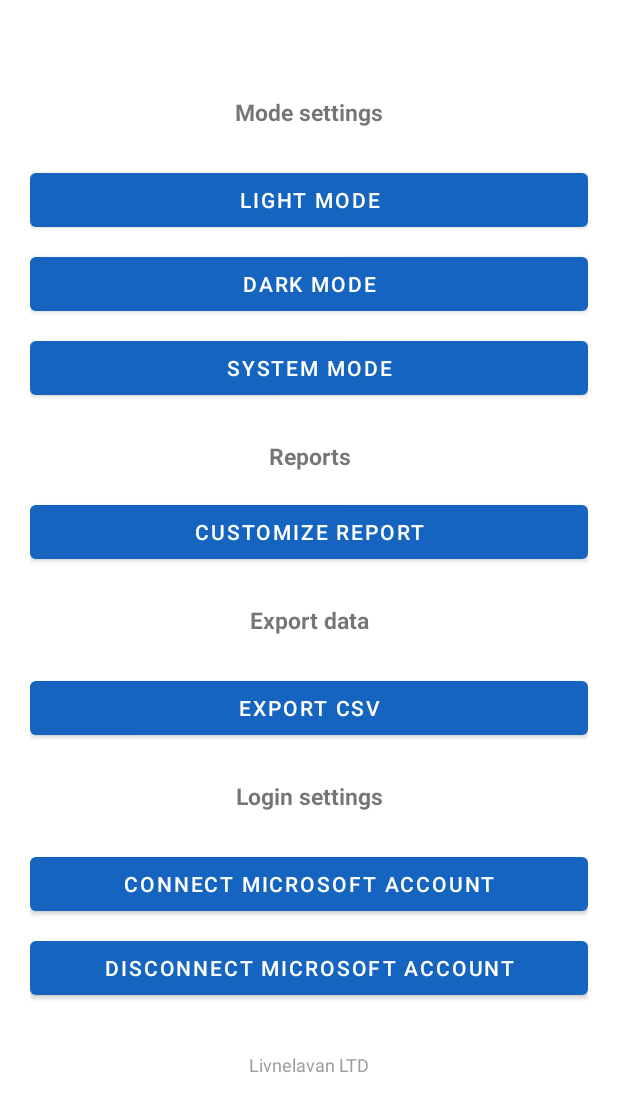
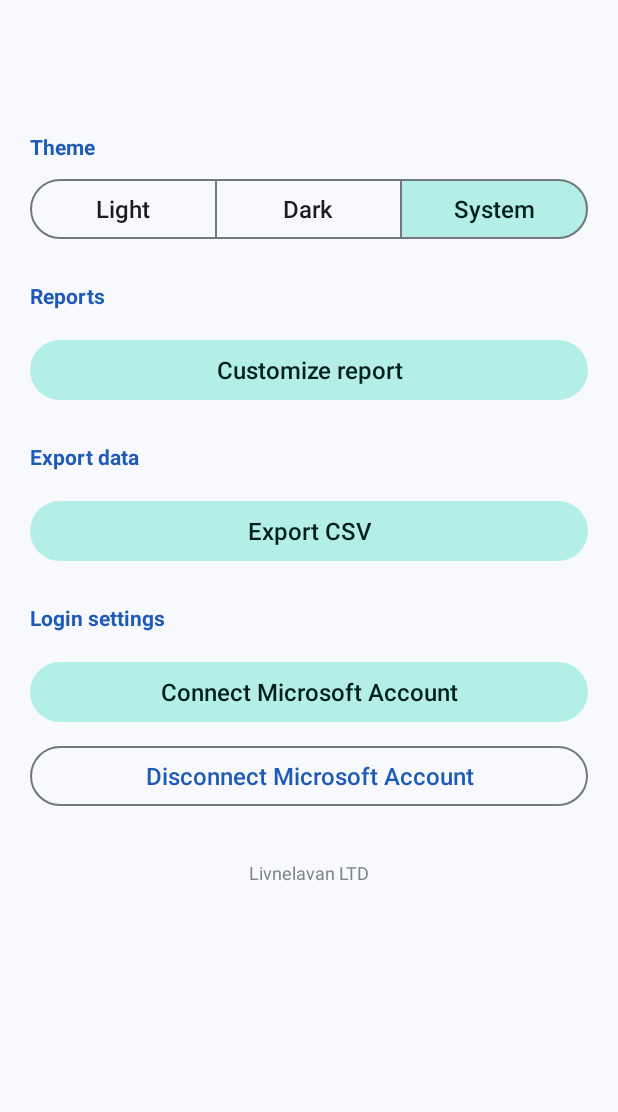
Before and after one commit to boaz-arch/ClientReceiptTracker, an Android app: the SettingsActivity screen opened directly, with no data from a screen before it, on a phone screen of 412 x 824 dp. Shown: the top 1112 px of the screen. Run offline under Robolectric (Android 15) with nearby library versions, the phone set to English and light mode, and no system bars.

Commit message:
style: consistent Material 3 light and dark themes
- One Material 3 theme for both modes with a matching light/dark palette
  (blue primary, teal accent); the old dark theme used a different parent
  and colours than the light one.
- Cards, search fields, secondary text and status colours come from the
  palette; the signature pad stays white like paper in both modes.
- Transparent system bars with icons that follow the mode.
- Settings: segmented Light / Dark / System selector showing the active
  theme, start-aligned section headings, tonal and outlined buttons.
- Sentence-case home buttons.

Co-Authored-By: Claude Opus 5.5 <noreply@anthropic.com>

```diff
--- a/app/src/main/java/com/company/supportvisit/SettingsActivity.kt
+++ b/app/src/main/java/com/company/supportvisit/SettingsActivity.kt
@@ -34,9 +34,17 @@ class SettingsActivity : AppCompatActivity() {
         setContentView(binding.root)
         binding.root.applySystemBarInsets()
 
-        binding.btnLightMode.setOnClickListener { applyThemeMode(AppCompatDelegate.MODE_NIGHT_NO) }
-        binding.btnDarkMode.setOnClickListener { applyThemeMode(AppCompatDelegate.MODE_NIGHT_YES) }
-        binding.btnSystemMode.setOnClickListener { applyThemeMode(AppCompatDelegate.MODE_NIGHT_FOLLOW_SYSTEM) }
+        val modes = mapOf(
+            R.id.btnLightMode to AppCompatDelegate.MODE_NIGHT_NO,
+            R.id.btnDarkMode to AppCompatDelegate.MODE_NIGHT_YES,
+            R.id.btnSystemMode to AppCompatDelegate.MODE_NIGHT_FOLLOW_SYSTEM
+        )
+        val current = ThemeManager.savedMode(this)
+        modes.entries.firstOrNull { it.value == current }?.let { binding.themeToggle.check(it.key) }
+        binding.themeToggle.addOnButtonCheckedListener { _, id, checked ->
+            val mode = modes[id]
+            if (checked && mode != null && mode != ThemeManager.savedMode(this)) applyThemeMode(mode)
+        }
 
         binding.btnCustomizeReport.setOnClickListener {
             startActivity(Intent(this, ReportSettingsActivity::class.java))
--- /dev/null
+++ b/app/src/main/res/drawable/bg_card.xml
@@ -0,0 +1,6 @@
+<?xml version="1.0" encoding="utf-8"?>
+<shape xmlns:android="http://schemas.android.com/apk/res/android" android:shape="rectangle">
+    <solid android:color="@color/card_surface" />
+    <stroke android:width="1dp" android:color="@color/md_outline_variant" />
+    <corners android:radius="20dp" />
+</shape>
--- /dev/null
+++ b/app/src/main/res/drawable/bg_search_field.xml
@@ -0,0 +1,5 @@
+<?xml version="1.0" encoding="utf-8"?>
+<shape xmlns:android="http://schemas.android.com/apk/res/android" android:shape="rectangle">
+    <solid android:color="@color/search_field" />
+    <corners android:radius="14dp" />
+</shape>
--- a/app/src/main/res/layout/activity_clients.xml
+++ b/app/src/main/res/layout/activity_clients.xml
@@ -20,7 +20,7 @@
         android:layout_width="match_parent"
         android:layout_height="wrap_content"
         android:layout_marginTop="16dp"
-        android:background="@color/dashboard_card"
+        android:background="@drawable/bg_search_field"
         android:hint="@string/search_clients_hint"
         android:importantForAutofill="no"
         android:inputType="text"
--- a/app/src/main/res/layout/activity_main.xml
+++ b/app/src/main/res/layout/activity_main.xml
@@ -28,8 +28,7 @@
             android:layout_width="match_parent"
             android:layout_height="wrap_content"
             android:layout_marginTop="20dp"
-            android:background="@color/dashboard_card"
-            android:elevation="4dp"
+            android:background="@drawable/bg_card"
             android:orientation="vertical"
             android:paddingStart="20dp"
             android:paddingEnd="20dp"
--- a/app/src/main/res/layout/activity_past_visits.xml
+++ b/app/src/main/res/layout/activity_past_visits.xml
@@ -22,7 +22,7 @@
         android:layout_width="match_parent"
         android:layout_height="wrap_content"
         android:layout_marginTop="16dp"
-        android:background="@color/dashboard_card"
+        android:background="@drawable/bg_search_field"
         android:hint="@string/search_hint"
         android:importantForAutofill="no"
         android:inputType="text"
--- a/app/src/main/res/layout/activity_settings.xml
+++ b/app/src/main/res/layout/activity_settings.xml
@@ -2,6 +2,7 @@
 
 <ScrollView
     xmlns:android="http://schemas.android.com/apk/res/android"
+    xmlns:app="http://schemas.android.com/apk/res-auto"
     android:layout_width="match_parent"
     android:layout_height="match_parent">
 
@@ -15,81 +16,74 @@
         android:paddingBottom="40dp">
 
         <TextView
+            style="@style/SettingsSectionHeader"
+            android:text="@string/mode_settings" />
+
+        <!-- Segmented selector: the active theme is shown as selected. -->
+        <com.google.android.material.button.MaterialButtonToggleGroup
+            android:id="@+id/themeToggle"
             android:layout_width="match_parent"
             android:layout_height="wrap_content"
-            android:gravity="center"
-            android:text="@string/mode_settings"
-            android:textSize="15sp"
-            android:textStyle="bold"
-            android:layout_marginBottom="16dp"/>
+            app:selectionRequired="true"
+            app:singleSelection="true">
 
             <Button
                 android:id="@+id/btnLightMode"
-            android:layout_width="match_parent"
+                style="@style/Widget.Material3.Button.OutlinedButton"
+                android:layout_width="0dp"
                 android:layout_height="wrap_content"
-            android:layout_marginTop="8dp"
-            android:text="@string/light_mode"/>
+                android:layout_weight="1"
+                android:text="@string/light_mode" />
 
             <Button
                 android:id="@+id/btnDarkMode"
-            android:layout_width="match_parent"
+                style="@style/Widget.Material3.Button.OutlinedButton"
+                android:layout_width="0dp"
                 android:layout_height="wrap_content"
-            android:layout_marginTop="8dp"
-            android:text="@string/dark_mode"/>
+                android:layout_weight="1"
+                android:text="@string/dark_mode" />
 
             <Button
                 android:id="@+id/btnSystemMode"
-            android:layout_width="match_parent"
+                style="@style/Widget.Material3.Button.OutlinedButton"
+                android:layout_width="0dp"
                 android:layout_height="wrap_content"
-            android:layout_marginTop="8dp"
-            android:text="@string/system_mode"/>
+                android:layout_weight="1"
+                android:text="@string/system_mode" />
+
+        </com.google.android.material.button.MaterialButtonToggleGroup>
 
         <TextView
-            android:layout_width="match_parent"
-            android:layout_height="wrap_content"
-            android:gravity="center"
-            android:text="@string/report_settings"
-            android:textSize="15sp"
-            android:textStyle="bold"
-            android:layout_marginTop="24dp"
-            android:layout_marginBottom="8dp"/>
+            style="@style/SettingsSectionHeader"
+            android:text="@string/report_settings" />
 
         <Button
             android:id="@+id/btnCustomizeReport"
+            style="@style/Widget.Material3.Button.TonalButton"
             android:layout_width="match_parent"
             android:layout_height="wrap_content"
             android:layout_marginTop="8dp"
             android:text="@string/customize_report" />
 
         <TextView
-            android:layout_width="match_parent"
-            android:layout_height="wrap_content"
-            android:gravity="center"
-            android:text="@string/export_data"
-            android:textSize="15sp"
-            android:textStyle="bold"
-            android:layout_marginTop="24dp"
-            android:layout_marginBottom="16dp"/>
+            style="@style/SettingsSectionHeader"
+            android:text="@string/export_data" />
 
         <Button
             android:id="@+id/btnExportCsv"
+            style="@style/Widget.Material3.Button.TonalButton"
             android:layout_width="match_parent"
             android:layout_height="wrap_content"
             android:layout_marginTop="8dp"
             android:text="@string/export_csv" />
 
         <TextView
-            android:layout_width="match_parent"
-            android:layout_height="wrap_content"
-            android:gravity="center"
-            android:text="@string/login_settings"
-            android:textSize="15sp"
-            android:textStyle="bold"
-            android:layout_marginTop="24dp"
-            android:layout_marginBottom="16dp"/>
+            style="@style/SettingsSectionHeader"
+            android:text="@string/login_settings" />
 
         <Button
             android:id="@+id/btnConnectMicrosoft"
+            style="@style/Widget.Material3.Button.TonalButton"
             android:layout_width="match_parent"
             android:layout_height="wrap_content"
             android:layout_marginTop="8dp"
@@ -97,6 +91,7 @@
 
         <Button
             android:id="@+id/btnDisconnectMicrosoft"
+            style="@style/Widget.Material3.Button.OutlinedButton"
             android:layout_width="match_parent"
             android:layout_height="wrap_content"
             android:layout_marginTop="8dp"
--- a/app/src/main/res/layout/activity_visit_details.xml
+++ b/app/src/main/res/layout/activity_visit_details.xml
@@ -108,7 +108,7 @@
 
         <Button
             android:id="@+id/btnRetry"
-            style="@style/Widget.MaterialComponents.Button.OutlinedButton"
+            style="@style/Widget.Material3.Button.OutlinedButton"
             android:layout_width="match_parent"
             android:layout_height="wrap_content"
             android:layout_marginTop="16dp"
--- a/app/src/main/res/layout/item_client.xml
+++ b/app/src/main/res/layout/item_client.xml
@@ -7,7 +7,7 @@
     android:clickable="true"
     android:focusable="true"
     app:cardCornerRadius="12dp"
-    app:cardElevation="2dp">
+    app:cardElevation="0dp">
 
     <LinearLayout
         android:layout_width="match_parent"
--- a/app/src/main/res/layout/item_link_button.xml
+++ b/app/src/main/res/layout/item_link_button.xml
@@ -1,6 +1,6 @@
 <?xml version="1.0" encoding="utf-8"?>
 <Button xmlns:android="http://schemas.android.com/apk/res/android"
-    style="@style/Widget.MaterialComponents.Button.TextButton"
+    style="@style/Widget.Material3.Button.TextButton"
     android:layout_width="wrap_content"
     android:layout_height="wrap_content"
     android:layout_gravity="start" />
--- /dev/null
+++ b/app/src/main/res/values-night/bools.xml
@@ -0,0 +1,3 @@
+<resources>
+    <bool name="light_system_bars">false</bool>
+</resources>
--- a/app/src/main/res/values-night/colors.xml
+++ b/app/src/main/res/values-night/colors.xml
@@ -1,22 +1,40 @@
 <resources>
-    <color name="primary">#1565C0</color>
-    <color name="primary_dark">#0D47A1</color>
+    <!-- Material 3 palette, dark. -->
+    <color name="md_primary">#ADC6FF</color>
+    <color name="md_on_primary">#002E69</color>
+    <color name="md_primary_container">#004494</color>
+    <color name="md_on_primary_container">#D8E2FF</color>
+    <color name="md_secondary">#5FDBCA</color>
+    <color name="md_on_secondary">#003731</color>
+    <color name="md_secondary_container">#005048</color>
+    <color name="md_on_secondary_container">#7DF8E6</color>
+    <color name="md_tertiary">#F7BD48</color>
+    <color name="md_on_tertiary">#402D00</color>
+    <color name="md_error">#FFB4AB</color>
+    <color name="md_on_error">#690005</color>
+    <color name="md_background">#111318</color>
+    <color name="md_on_background">#E2E2E9</color>
+    <color name="md_surface">#111318</color>
+    <color name="md_on_surface">#E2E2E9</color>
+    <color name="md_surface_variant">#44474F</color>
+    <color name="md_on_surface_variant">#C4C6D0</color>
+    <color name="md_outline">#8E9099</color>
+    <color name="md_outline_variant">#44474F</color>
+    <color name="md_surface_container_lowest">#0C0E13</color>
+    <color name="md_surface_container_low">#1A1C21</color>
+    <color name="md_surface_container">#1E2025</color>
+    <color name="md_surface_container_high">#282A2F</color>
+    <color name="md_surface_container_highest">#33353A</color>
+
+    <color name="card_surface">@color/md_surface_container</color>
+    <color name="search_field">@color/md_surface_container_high</color>
+    <color name="text_secondary">@color/md_on_surface_variant</color>
+    <color name="text_muted">#8E9099</color>
     <color name="white">#FFFFFF</color>
 
-    <color name="signature_bg">#F5F5F5</color>
-    <color name="signature_border">#BDBDBD</color>
+    <color name="signature_bg">#FFFFFF</color>
 
-    <color name="dashboard_card">#1E1E1E</color>
-    <color name="past_visit_search">#1E1E1E</color>
-
-
-    <color name="text_secondary">#757575</color>
-    <color name="text_muted">#9E9E9E</color>
-    <color name="text_body">#424242</color>
-
-    <color name="requirement_met">#2E7D32</color>
-
-    <color name="status_pending">#EF6C00</color>
-    <color name="status_done">#388E3C</color>
-    <color name="status_failed">#E53935</color>
+    <color name="status_pending">#D97706</color>
+    <color name="status_done">#2E9E52</color>
+    <color name="status_failed">#DC362E</color>
 </resources>
--- a/app/src/main/res/values-night/themes.xml
+++ /dev/null
@@ -1,17 +0,0 @@
-<resources xmlns:tools="http://schemas.android.com/tools">
-
-    <style
-        name="Theme.SupportVisit"
-        parent="Theme.Material3.DayNight.NoActionBar">
-
-        <item name="colorPrimary">#00BFA5</item>
-
-        <item name="colorSecondary">#4DD0E1</item>
-
-        <item name="android:statusBarColor">#121212</item>
-
-        <item name="android:navigationBarColor">#121212</item>
-
-    </style>
-
-</resources>
--- /dev/null
+++ b/app/src/main/res/values/bools.xml
@@ -0,0 +1,3 @@
+<resources>
+    <bool name="light_system_bars">true</bool>
+</resources>
--- a/app/src/main/res/values/colors.xml
+++ b/app/src/main/res/values/colors.xml
@@ -1,22 +1,42 @@
 <resources>
-    <color name="primary">#1565C0</color>
-    <color name="primary_dark">#0D47A1</color>
+    <!-- Material 3 palette, light. Dark values are in values-night/colors.xml. -->
+    <color name="md_primary">#1E5BB8</color>
+    <color name="md_on_primary">#FFFFFF</color>
+    <color name="md_primary_container">#D8E2FF</color>
+    <color name="md_on_primary_container">#001A41</color>
+    <color name="md_secondary">#00796B</color>
+    <color name="md_on_secondary">#FFFFFF</color>
+    <color name="md_secondary_container">#B3EFE6</color>
+    <color name="md_on_secondary_container">#00201C</color>
+    <color name="md_tertiary">#7A5A00</color>
+    <color name="md_on_tertiary">#FFFFFF</color>
+    <color name="md_error">#BA1A1A</color>
+    <color name="md_on_error">#FFFFFF</color>
+    <color name="md_background">#F8F9FD</color>
+    <color name="md_on_background">#1A1C21</color>
+    <color name="md_surface">#F8F9FD</color>
+    <color name="md_on_surface">#1A1C21</color>
+    <color name="md_surface_variant">#E0E2EC</color>
+    <color name="md_on_surface_variant">#44474F</color>
+    <color name="md_outline">#74777F</color>
+    <color name="md_outline_variant">#C4C6D0</color>
+    <color name="md_surface_container_lowest">#FFFFFF</color>
+    <color name="md_surface_container_low">#F2F3F8</color>
+    <color name="md_surface_container">#ECEEF3</color>
+    <color name="md_surface_container_high">#E6E8EE</color>
+    <color name="md_surface_container_highest">#E0E2E8</color>
+
+    <!-- App colors, defined per mode. -->
+    <color name="card_surface">@color/md_surface_container_lowest</color>
+    <color name="search_field">@color/md_surface_container_high</color>
+    <color name="text_secondary">@color/md_on_surface_variant</color>
+    <color name="text_muted">#80838C</color>
     <color name="white">#FFFFFF</color>
 
-    <color name="signature_bg">#F5F5F5</color>
-    <color name="signature_border">#BDBDBD</color>
+    <!-- The signature pad stays white with dark ink in both modes, like paper. -->
+    <color name="signature_bg">#FFFFFF</color>
 
-    <color name="dashboard_card">#FFFFFF</color>
-    <color name="past_visit_search">#FFFFFF</color>
-
-
-    <color name="text_secondary">#757575</color>
-    <color name="text_muted">#9E9E9E</color>
-    <color name="text_body">#424242</color>
-
-    <color name="requirement_met">#2E7D32</color>
-
-    <color name="status_pending">#F57C00</color>
-    <color name="status_done">#2E7D32</color>
-    <color name="status_failed">#C62828</color>
+    <color name="status_pending">#B45309</color>
+    <color name="status_done">#1B7F3B</color>
+    <color name="status_failed">#BA1A1A</color>
 </resources>
--- a/app/src/main/res/values/strings.xml
+++ b/app/src/main/res/values/strings.xml
@@ -12,8 +12,8 @@
     <string name="signed_in_as">Signed in as %1$s</string>
     <string name="signed_in_guest">Signed in as Guest</string>
     <string name="what_would_you_like_to_do">What would you like to do?</string>
-    <string name="add_new_visit_report">ADD New Visit Report</string>
-    <string name="view_my_past_visits">VIEW My Past Visits</string>
+    <string name="add_new_visit_report">New visit report</string>
+    <string name="view_my_past_visits">Past visits</string>
     <string name="settings">Settings</string>
 
     <!-- New visit -->
@@ -71,10 +71,10 @@
     <string name="visit_not_found">Visit not found</string>
 
     <!-- Settings -->
-    <string name="mode_settings">Mode settings</string>
-    <string name="light_mode">Light Mode</string>
-    <string name="dark_mode">Dark Mode</string>
-    <string name="system_mode">System Mode</string>
+    <string name="mode_settings">Theme</string>
+    <string name="light_mode">Light</string>
+    <string name="dark_mode">Dark</string>
+    <string name="system_mode">System</string>
     <string name="export_data">Export data</string>
     <string name="export_csv">Export CSV</string>
     <string name="share_csv">Share CSV</string>
--- a/app/src/main/res/values/themes.xml
+++ b/app/src/main/res/values/themes.xml
@@ -1,50 +1,66 @@
 <resources xmlns:tools="http://schemas.android.com/tools">
 
-    <style
-        name="Theme.SupportVisit"
-        parent="Theme.MaterialComponents.DayNight.NoActionBar">
+    <style name="Theme.SupportVisit" parent="Theme.Material3.DayNight.NoActionBar">
+        <item name="colorPrimary">@color/md_primary</item>
+        <item name="colorOnPrimary">@color/md_on_primary</item>
+        <item name="colorPrimaryContainer">@color/md_primary_container</item>
+        <item name="colorOnPrimaryContainer">@color/md_on_primary_container</item>
+        <item name="colorSecondary">@color/md_secondary</item>
+        <item name="colorOnSecondary">@color/md_on_secondary</item>
+        <item name="colorSecondaryContainer">@color/md_secondary_container</item>
+        <item name="colorOnSecondaryContainer">@color/md_on_secondary_container</item>
+        <item name="colorTertiary">@color/md_tertiary</item>
+        <item name="colorOnTertiary">@color/md_on_tertiary</item>
+        <item name="colorError">@color/md_error</item>
+        <item name="colorOnError">@color/md_on_error</item>
+        <item name="android:colorBackground">@color/md_background</item>
+        <item name="colorOnBackground">@color/md_on_background</item>
+        <item name="colorSurface">@color/md_surface</item>
+        <item name="colorOnSurface">@color/md_on_surface</item>
+        <item name="colorSurfaceVariant">@color/md_surface_variant</item>
+        <item name="colorOnSurfaceVariant">@color/md_on_surface_variant</item>
+        <item name="colorOutline">@color/md_outline</item>
+        <item name="colorOutlineVariant">@color/md_outline_variant</item>
+        <item name="colorSurfaceContainerLowest">@color/md_surface_container_lowest</item>
+        <item name="colorSurfaceContainerLow">@color/md_surface_container_low</item>
+        <item name="colorSurfaceContainer">@color/md_surface_container</item>
+        <item name="colorSurfaceContainerHigh">@color/md_surface_container_high</item>
+        <item name="colorSurfaceContainerHighest">@color/md_surface_container_highest</item>
 
-        <item name="colorPrimary">@color/primary</item>
-        <item name="colorPrimaryDark">@color/primary_dark</item>
-        <item name="colorAccent">@color/primary</item>
-        <item name="android:statusBarColor">@color/primary_dark</item>
+        <!-- Edge-to-edge: transparent bars; icon colour follows the mode (values-night flips it). -->
+        <item name="android:statusBarColor">@android:color/transparent</item>
+        <item name="android:navigationBarColor">@android:color/transparent</item>
+        <item name="android:windowLightStatusBar">@bool/light_system_bars</item>
+        <item name="android:windowLightNavigationBar">@bool/light_system_bars</item>
 
+        <item name="materialButtonStyle">@style/AppButton</item>
+        <item name="materialCardViewStyle">@style/AppCard</item>
+    </style>
+
+    <!-- Rounded, comfortable buttons everywhere. -->
+    <style name="AppButton" parent="Widget.Material3.Button">
+        <item name="android:minHeight">52dp</item>
+        <item name="cornerRadius">16dp</item>
+        <item name="android:textSize">16sp</item>
+        <item name="android:letterSpacing">0</item>
+    </style>
+
+    <style name="AppCard" parent="Widget.Material3.CardView.Filled">
+        <item name="cardBackgroundColor">@color/card_surface</item>
+        <item name="cardCornerRadius">16dp</item>
+        <item name="strokeWidth">1dp</item>
+        <item name="strokeColor">@color/md_outline_variant</item>
     </style>
 
     <style name="SettingsSectionHeader">
-
-        <item name="android:layout_width">
-            wrap_content
-        </item>
-
-        <item name="android:layout_height">
-            wrap_content
-        </item>
-
-        <item name="android:textSize">
-            13sp
-        </item>
-
-        <item name="android:textStyle">
-            bold
-        </item>
-
-        <item name="android:textAllCaps">
-            true
-        </item>
-
-        <item name="android:letterSpacing">
-            0.05
-        </item>
-
-        <item name="android:textColor">
-            @color/primary
-        </item>
-
-        <item name="android:layout_marginTop">
-            18dp
-        </item>
-
+        <item name="android:layout_width">match_parent</item>
+        <item name="android:layout_height">wrap_content</item>
+        <item name="android:layout_marginTop">24dp</item>
+        <item name="android:layout_marginBottom">8dp</item>
+        <item name="android:textAlignment">viewStart</item>
+        <item name="android:textSize">14sp</item>
+        <item name="android:textStyle">bold</item>
+        <item name="android:textColor">?attr/colorPrimary</item>
     </style>
 
     <style name="SettingsDivider">
```
Also changed, not shown: app/src/main/res/layout/activity_new_visit.xml (+9 -10 lines), app/src/main/res/layout/item_visit.xml (+4 -3 lines), 1 other file. Lines whose indentation alone changed are shown as unchanged.
